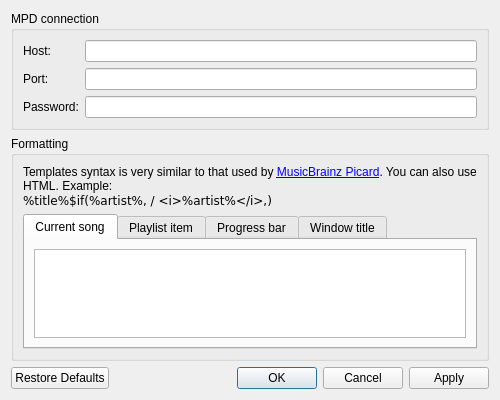
tsufeki/qygmy, file qygmy/ui/settings.ui: the form before one commit.
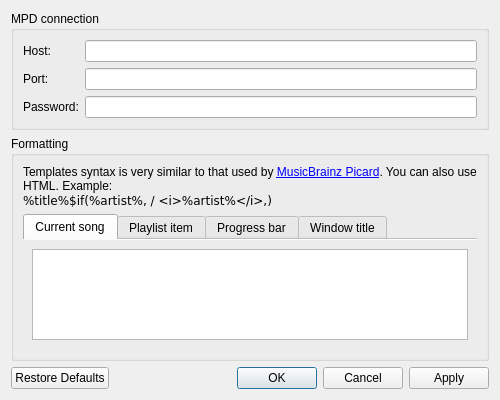
The form after the commit.

Patch:
```diff
--- a/qygmy/ui/settings.ui
+++ b/qygmy/ui/settings.ui
@@ -106,6 +106,9 @@
         <property name="currentIndex">
          <number>0</number>
         </property>
+        <property name="documentMode">
+         <bool>true</bool>
+        </property>
         <widget class="QWidget" name="tab1">
          <property name="sizePolicy">
           <sizepolicy hsizetype="Expanding" vsizetype="Expanding">
```
